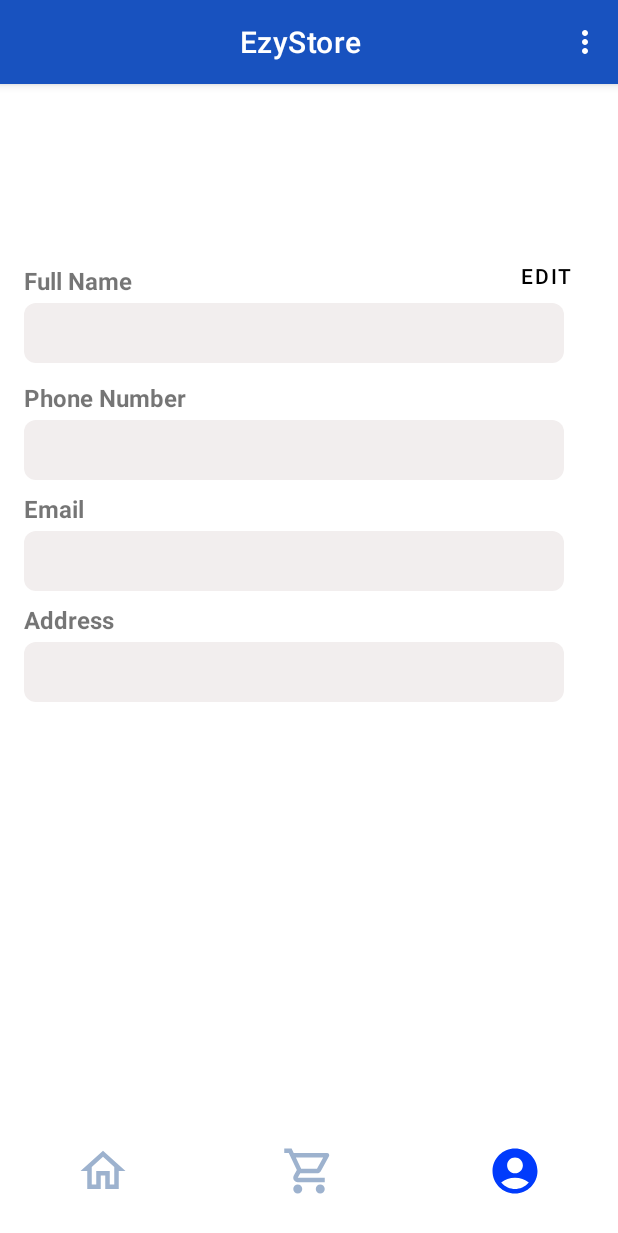
After one commit to Burakka1/EzyStore, an Android app: the Profile screen opened directly, with no data from a screen before it, on a phone screen of 412 x 824 dp. The commit adds this screen. Shown: the top 1233 px of the screen. Run offline under Robolectric (Android 15) with nearby library versions, the phone set to English and light mode, and no system bars; our stand-ins replace Firebase (no records; nobody signed in at launch, a user with empty details on screens opened directly).

Commit message:
Profil sayfası oluşturuldu

```diff
--- /dev/null
+++ b/app/src/main/java/com/example/ezystore/Profile.java
@@ -0,0 +1,228 @@
+package com.example.ezystore;
+
+import androidx.annotation.NonNull;
+import androidx.appcompat.app.AppCompatActivity;
+import androidx.appcompat.view.menu.MenuBuilder;
+import androidx.appcompat.view.menu.MenuPopupHelper;
+
+import android.content.Context;
+import android.content.Intent;
+import android.os.Bundle;
+import android.view.ContextThemeWrapper;
+import android.view.Menu;
+import android.view.MenuItem;
+import android.view.View;
+import android.widget.Button;
+import android.widget.EditText;
+import android.widget.ImageButton;
+import android.widget.TextView;
+
+import com.google.android.gms.tasks.OnFailureListener;
+import com.google.android.gms.tasks.OnSuccessListener;
+import com.google.firebase.auth.FirebaseAuth;
+import com.google.firebase.auth.FirebaseUser;
+import com.google.firebase.firestore.DocumentSnapshot;
+import com.google.firebase.firestore.FirebaseFirestore;
+import com.google.firebase.firestore.QuerySnapshot;
+
+import java.util.HashMap;
+import java.util.Map;
+
+public class Profile extends AppCompatActivity {
+
+    private TextView textFullName, textPhoneNumber, textEmail;
+    private EditText editFullName, editPhoneNumber, editEmail,editAdress;
+    private Button btnEdit, btnSave;
+    private ImageButton cart2,home2,profile;
+    private FirebaseFirestore db;
+    private FirebaseAuth mAuth;
+    private FirebaseUser currentUser;
+
+    @Override
+    protected void onCreate(Bundle savedInstanceState) {
+        super.onCreate(savedInstanceState);
+        setContentView(R.layout.activity_profile);
+        cart2 = findViewById(R.id.cart2);
+        home2 = findViewById(R.id.home2);
+        profile = findViewById(R.id.Profile);
+        textFullName = findViewById(R.id.textFullName);
+        textPhoneNumber = findViewById(R.id.textPhoneNumber);
+        textEmail = findViewById(R.id.textEmail);
+        editFullName = findViewById(R.id.editFullName);
+        editPhoneNumber = findViewById(R.id.editPhoneNumber);
+        editEmail = findViewById(R.id.editEmail);
+        editAdress = findViewById(R.id.editAddress);
+        btnEdit = findViewById(R.id.btnEdit);
+        btnSave = findViewById(R.id.btnSave);
+
+        // Firebase Firestore ve Auth örnekleri al
+        db = FirebaseFirestore.getInstance();
+        mAuth = FirebaseAuth.getInstance();
+        currentUser = mAuth.getCurrentUser();
+
+        invalidateOptionsMenu();
+        // Firestore'dan kullanıcının bilgilerini al ve EditText'lere yerleştir
+        if (currentUser != null) {
+            String userEmail = currentUser.getEmail();
+
+            db.collection("informations")
+                    .whereEqualTo("Email", userEmail)
+                    .get()
+                    .addOnSuccessListener(new OnSuccessListener<QuerySnapshot>() {
+                        @Override
+                        public void onSuccess(QuerySnapshot queryDocumentSnapshots) {
+                            if (!queryDocumentSnapshots.isEmpty()) {
+                                DocumentSnapshot documentSnapshot = queryDocumentSnapshots.getDocuments().get(0);
+                                String fullName = documentSnapshot.getString("FullName");
+                                String phoneNumber = documentSnapshot.getString("PhoneNumber");
+                                String email = documentSnapshot.getString("Email");
+                                String adress = documentSnapshot.getString("Adress");
+
+                                editFullName.setText(fullName);
+                                editPhoneNumber.setText(phoneNumber);
+                                editEmail.setText(email);
+                                editAdress.setText(adress);
+                            }
+                        }
+                    })
+                    .addOnFailureListener(new OnFailureListener() {
+                        @Override
+                        public void onFailure(@NonNull Exception e) {
+                            // Hata durumunda hata mesajı gösterebilirsiniz
+                        }
+                    });
+        }
+        home2.setOnClickListener(new View.OnClickListener() {
+            @Override
+            public void onClick(View view) {
+                Intent intent = new Intent(Profile.this, HomeScreen.class);
+                startActivity(intent);
+                finish();
+
+            }
+        });
+        cart2.setOnClickListener(new View.OnClickListener() {
+            @Override
+            public void onClick(View view) {
+                Intent intent = new Intent(Profile.this, Cart.class);
+                startActivity(intent);
+                finish();
+
+            }
+        });
+        btnEdit.setOnClickListener(new View.OnClickListener() {
+            @Override
+            public void onClick(View v) {
+                // Edit düğmesine tıklanınca EditText'lere düzenlenebilir hale gelir
+                btnSave.setVisibility(View.VISIBLE);
+                enableEditMode();
+            }
+        });
+
+        btnSave.setOnClickListener(new View.OnClickListener() {
+            @Override
+            public void onClick(View v) {
+                // Kaydet düğmesine tıklanınca EditText'teki bilgiler güncellenir ve tekrar devre dışı bırakılır
+                btnSave.setVisibility(View.INVISIBLE);
+                updateUserInfo();
+                disableEditMode();
+            }
+        });
+    }
+
+    @Override
+    public boolean onCreateOptionsMenu(Menu menu) {
+
+        getMenuInflater().inflate(R.menu.menu_main, menu);
+        return true;
+    }
+    @Override
+    public boolean onOptionsItemSelected(MenuItem item) {
+        int id = item.getItemId();
+
+        if (id == R.id.menu_item1) {
+            // Öğe 1'e tıklandığında yapılacak işlemler
+            return true;
+        } else if (id == R.id.menu_item2) {
+            Intent intent = new Intent(Profile.this, PasswordReset.class);
+            startActivity(intent);
+            finish();
+            return true;
+        } else if (id == R.id.menu_item3) {
+            Intent intent = new Intent(Profile.this, MainActivity.class);
+            startActivity(intent);
+            finish();
+            return true;
+        }
+
+        return super.onOptionsItemSelected(item);
+    }
+
+    private void enableEditMode() {
+        editFullName.setEnabled(true);
+        editPhoneNumber.setEnabled(true);
+        editEmail.setEnabled(true);
+        editAdress.setEnabled(true);
+    }
+
+    private void disableEditMode() {
+        editFullName.setEnabled(false);
+        editPhoneNumber.setEnabled(false);
+        editEmail.setEnabled(false);
+        editAdress.setEnabled(false);
+    }
+
+    private void updateUserInfo() {
+        // EditText'teki bilgileri al ve Firebase Firestore'e güncelleme yap
+        String updatedFullName = editFullName.getText().toString();
+        String updatedPhoneNumber = editPhoneNumber.getText().toString();
+        String updatedEmail = editEmail.getText().toString();
+        String updatedAdress = editAdress.getText().toString();
+
+        if (currentUser != null) {
+            String userEmail = currentUser.getEmail();
+
+            db.collection("informations")
+                    .whereEqualTo("Email", userEmail)
+                    .get()
+                    .addOnSuccessListener(new OnSuccessListener<QuerySnapshot>() {
+                        @Override
+                        public void onSuccess(QuerySnapshot queryDocumentSnapshots) {
+                            if (!queryDocumentSnapshots.isEmpty()) {
+                                DocumentSnapshot documentSnapshot = queryDocumentSnapshots.getDocuments().get(0);
+                                String documentId = documentSnapshot.getId();
+
+                                // Bilgileri güncelle
+                                Map<String, Object> updatedInfo = new HashMap<>();
+                                updatedInfo.put("FullName", updatedFullName);
+                                updatedInfo.put("PhoneNumber", updatedPhoneNumber);
+                                updatedInfo.put("Email", updatedEmail);
+                                updatedInfo.put("Email", updatedAdress);
+
+                                db.collection("informations")
+                                        .document(documentId)
+                                        .update(updatedInfo)
+                                        .addOnSuccessListener(new OnSuccessListener<Void>() {
+                                            @Override
+                                            public void onSuccess(Void aVoid) {
+                                                // Güncelleme işlemi başarılı olduğunda gerçekleştirilecek işlemler
+                                            }
+                                        })
+                                        .addOnFailureListener(new OnFailureListener() {
+                                            @Override
+                                            public void onFailure(@NonNull Exception e) {
+                                                // Hata durumunda hata mesajı gösterebilirsiniz
+                                            }
+                                        });
+                            }
+                        }
+                    })
+                    .addOnFailureListener(new OnFailureListener() {
+                        @Override
+                        public void onFailure(@NonNull Exception e) {
+                            // Hata durumunda hata mesajı gösterebilirsiniz
+                        }
+                    });
+        }
+    }
+}
--- /dev/null
+++ b/app/src/main/res/drawable/ic_baseline_more_vert_24.xml
@@ -0,0 +1,5 @@
+<vector android:height="24dp" android:tint="#000000"
+    android:viewportHeight="24" android:viewportWidth="24"
+    android:width="24dp" xmlns:android="http://schemas.android.com/apk/res/android">
+    <path android:fillColor="@android:color/white" android:pathData="M12,8c1.1,0 2,-0.9 2,-2s-0.9,-2 -2,-2 -2,0.9 -2,2 0.9,2 2,2zM12,10c-1.1,0 -2,0.9 -2,2s0.9,2 2,2 2,-0.9 2,-2 -0.9,-2 -2,-2zM12,16c-1.1,0 -2,0.9 -2,2s0.9,2 2,2 2,-0.9 2,-2 -0.9,-2 -2,-2z"/>
+</vector>
--- a/app/src/main/res/drawable/outline_shopping_cart_24.xml
+++ /dev/null
@@ -1,5 +0,0 @@
-<vector android:height="36dp" android:tint="#013BFC"
-    android:viewportHeight="24" android:viewportWidth="24"
-    android:width="36dp" xmlns:android="http://schemas.android.com/apk/res/android">
-    <path android:fillColor="@android:color/white" android:pathData="M15.55,13c0.75,0 1.41,-0.41 1.75,-1.03l3.58,-6.49c0.37,-0.66 -0.11,-1.48 -0.87,-1.48L5.21,4l-0.94,-2L1,2v2h2l3.6,7.59 -1.35,2.44C4.52,15.37 5.48,17 7,17h12v-2L7,15l1.1,-2h7.45zM6.16,6h12.15l-2.76,5L8.53,11L6.16,6zM7,18c-1.1,0 -1.99,0.9 -1.99,2S5.9,22 7,22s2,-0.9 2,-2 -0.9,-2 -2,-2zM17,18c-1.1,0 -1.99,0.9 -1.99,2s0.89,2 1.99,2 2,-0.9 2,-2 -0.9,-2 -2,-2z"/>
-</vector>
--- /dev/null
+++ b/app/src/main/res/drawable/selected_cart.xml
@@ -0,0 +1,5 @@
+<vector android:height="36dp" android:tint="#013BFC"
+    android:viewportHeight="24" android:viewportWidth="24"
+    android:width="36dp" xmlns:android="http://schemas.android.com/apk/res/android">
+    <path android:fillColor="@android:color/white" android:pathData="M7,18c-1.1,0 -1.99,0.9 -1.99,2S5.9,22 7,22s2,-0.9 2,-2 -0.9,-2 -2,-2zM1,2v2h2l3.6,7.59 -1.35,2.45c-0.16,0.28 -0.25,0.61 -0.25,0.96 0,1.1 0.9,2 2,2h12v-2L7.42,15c-0.14,0 -0.25,-0.11 -0.25,-0.25l0.03,-0.12 0.9,-1.63h7.45c0.75,0 1.41,-0.41 1.75,-1.03l3.58,-6.49c0.08,-0.14 0.12,-0.31 0.12,-0.48 0,-0.55 -0.45,-1 -1,-1L5.21,4l-0.94,-2L1,2zM17,18c-1.1,0 -1.99,0.9 -1.99,2s0.89,2 1.99,2 2,-0.9 2,-2 -0.9,-2 -2,-2z"/>
+</vector>
--- /dev/null
+++ b/app/src/main/res/drawable/selected_profile.xml
@@ -0,0 +1,5 @@
+<vector android:height="36dp" android:tint="#013BFC"
+    android:viewportHeight="24" android:viewportWidth="24"
+    android:width="36dp" xmlns:android="http://schemas.android.com/apk/res/android">
+    <path android:fillColor="@android:color/white" android:pathData="M12,2C6.48,2 2,6.48 2,12s4.48,10 10,10s10,-4.48 10,-10S17.52,2 12,2zM12,6c1.93,0 3.5,1.57 3.5,3.5S13.93,13 12,13s-3.5,-1.57 -3.5,-3.5S10.07,6 12,6zM12,20c-2.03,0 -4.43,-0.82 -6.14,-2.88C7.55,15.8 9.68,15 12,15s4.45,0.8 6.14,2.12C16.43,19.18 14.03,20 12,20z"/>
+</vector>
--- a/app/src/main/res/layout/activity_home_screen.xml
+++ b/app/src/main/res/layout/activity_home_screen.xml
@@ -60,7 +60,7 @@
      app:srcCompat="@drawable/ic_baseline_home_24" />
 
  <ImageButton
-     android:id="@+id/imageButton3"
+     android:id="@+id/Profile"
      android:layout_width="137dp"
      android:layout_height="71dp"
      android:layout_marginBottom="8dp"
--- /dev/null
+++ b/app/src/main/res/layout/activity_profile.xml
@@ -0,0 +1,170 @@
+<?xml version="1.0" encoding="utf-8"?>
+<androidx.constraintlayout.widget.ConstraintLayout
+    xmlns:android="http://schemas.android.com/apk/res/android"
+    xmlns:app="http://schemas.android.com/apk/res-auto"
+    xmlns:tools="http://schemas.android.com/tools"
+    android:layout_width="match_parent"
+    android:layout_height="match_parent">
+
+    <ImageButton
+        android:id="@+id/cart2"
+        android:layout_width="137dp"
+        android:layout_height="71dp"
+        android:layout_marginBottom="8dp"
+        android:backgroundTint="#FFFFFF"
+        app:layout_constraintBottom_toBottomOf="parent"
+        app:layout_constraintEnd_toEndOf="parent"
+        app:layout_constraintStart_toStartOf="parent"
+        app:srcCompat="@drawable/ic_outline_shopping_cart_24" />
+
+    <ImageButton
+        android:id="@+id/home2"
+        android:layout_width="137dp"
+        android:layout_height="71dp"
+        android:layout_marginBottom="8dp"
+        android:backgroundTint="#FFFFFF"
+        app:layout_constraintBottom_toBottomOf="parent"
+        app:layout_constraintStart_toStartOf="parent"
+        app:srcCompat="@drawable/ic_outline_home_24" />
+
+    <ImageButton
+        android:id="@+id/profile"
+        android:layout_width="137dp"
+        android:layout_height="71dp"
+        android:layout_marginBottom="8dp"
+        android:backgroundTint="#FFFFFF"
+        app:layout_constraintBottom_toBottomOf="parent"
+        app:layout_constraintEnd_toEndOf="parent"
+        app:srcCompat="@drawable/selected_profile" />
+
+    <Button
+        android:id="@+id/btnSave"
+        android:layout_width="0dp"
+        android:layout_height="wrap_content"
+        android:layout_marginStart="16dp"
+        android:layout_marginTop="24dp"
+        android:layout_marginEnd="16dp"
+        android:background="@drawable/button_rounded"
+        android:text="Kaydet"
+        android:visibility="invisible"
+        app:layout_constraintEnd_toEndOf="parent"
+        app:layout_constraintHorizontal_bias="0.0"
+        app:layout_constraintStart_toStartOf="parent"
+        app:layout_constraintTop_toBottomOf="@+id/editAddress" />
+
+    <TextView
+        android:id="@+id/textFullName"
+        android:layout_width="wrap_content"
+        android:layout_height="wrap_content"
+        android:layout_marginStart="16dp"
+        android:layout_marginTop="120dp"
+        android:text="Full Name"
+        android:textSize="16sp"
+        android:textStyle="bold"
+        app:layout_constraintStart_toStartOf="parent"
+        app:layout_constraintTop_toTopOf="parent" />
+
+    <Button
+        android:id="@+id/btnEdit"
+        android:layout_width="87dp"
+        android:layout_height="40dp"
+        android:layout_marginTop="108dp"
+        android:layout_marginEnd="4dp"
+        android:background="@android:color/transparent"
+        android:text="Edit"
+        android:textColor="@color/black"
+        app:layout_constraintEnd_toEndOf="parent"
+        app:layout_constraintHorizontal_bias="1.0"
+        app:layout_constraintStart_toEndOf="@+id/textFullName"
+        app:layout_constraintTop_toTopOf="parent" />
+
+    <EditText
+        android:id="@+id/editFullName"
+        android:layout_width="360dp"
+        android:layout_height="40dp"
+        android:layout_marginTop="4dp"
+        android:background="@drawable/rounded_corner"
+        android:enabled="false"
+        android:textSize="16sp"
+        android:textStyle="bold"
+        app:layout_constraintEnd_toEndOf="@+id/btnEdit"
+        app:layout_constraintHorizontal_bias="0.0"
+        app:layout_constraintStart_toStartOf="@+id/textFullName"
+        app:layout_constraintTop_toBottomOf="@+id/textFullName" />
+
+    <TextView
+        android:id="@+id/textPhoneNumber"
+        android:layout_width="wrap_content"
+        android:layout_height="wrap_content"
+        android:layout_marginTop="12dp"
+        android:text="Phone Number"
+        android:textSize="16sp"
+        android:textStyle="bold"
+        app:layout_constraintStart_toStartOf="@+id/textFullName"
+        app:layout_constraintTop_toBottomOf="@+id/editFullName" />
+
+    <EditText
+        android:id="@+id/editPhoneNumber"
+        android:layout_width="360dp"
+        android:layout_height="40dp"
+        android:layout_marginTop="4dp"
+        android:background="@drawable/rounded_corner"
+        android:enabled="false"
+        android:inputType="phone"
+        android:textSize="16sp"
+        app:layout_constraintEnd_toEndOf="@+id/editFullName"
+        app:layout_constraintHorizontal_bias="0.0"
+        app:layout_constraintStart_toStartOf="@+id/editFullName"
+        app:layout_constraintTop_toBottomOf="@+id/textPhoneNumber" />
+
+    <TextView
+        android:id="@+id/textEmail"
+        android:layout_width="wrap_content"
+        android:layout_height="wrap_content"
+        android:layout_marginTop="8dp"
+        android:text="Email"
+        android:textSize="16sp"
+        android:textStyle="bold"
+        app:layout_constraintStart_toStartOf="@+id/textFullName"
+        app:layout_constraintTop_toBottomOf="@+id/editPhoneNumber" />
+
+    <EditText
+        android:id="@+id/editEmail"
+        android:layout_width="360dp"
+        android:layout_height="40dp"
+        android:layout_marginTop="4dp"
+        android:background="@drawable/rounded_corner"
+        android:enabled="false"
+        android:inputType="textEmailAddress"
+        android:textSize="16sp"
+        app:layout_constraintEnd_toEndOf="@+id/editFullName"
+        app:layout_constraintHorizontal_bias="0.0"
+        app:layout_constraintStart_toStartOf="@+id/editFullName"
+        app:layout_constraintTop_toBottomOf="@+id/textEmail" />
+
+    <TextView
+        android:id="@+id/textAddress"
+        android:layout_width="wrap_content"
+        android:layout_height="wrap_content"
+        android:layout_marginTop="8dp"
+        android:text="Address"
+        android:textSize="16sp"
+        android:textStyle="bold"
+        app:layout_constraintStart_toStartOf="@+id/textFullName"
+        app:layout_constraintTop_toBottomOf="@+id/editEmail" />
+
+    <EditText
+        android:id="@+id/editAddress"
+        android:layout_width="360dp"
+        android:layout_height="40dp"
+        android:layout_marginTop="4dp"
+        android:background="@drawable/rounded_corner"
+        android:enabled="false"
+        android:inputType="textPostalAddress"
+        android:textSize="16sp"
+        app:layout_constraintEnd_toEndOf="@+id/editFullName"
+        app:layout_constraintHorizontal_bias="0.0"
+        app:layout_constraintStart_toStartOf="@+id/editFullName"
+        app:layout_constraintTop_toBottomOf="@+id/textAddress" />
+
+</androidx.constraintlayout.widget.ConstraintLayout>
--- /dev/null
+++ b/app/src/main/res/menu/menu_main.xml
@@ -0,0 +1,15 @@
+<?xml version="1.0" encoding="utf-8"?>
+<menu xmlns:android="http://schemas.android.com/apk/res/android"
+    xmlns:app="http://schemas.android.com/apk/res-auto">
+    <item
+
+        android:id="@+id/menu_item1"
+
+        android:title="Geçmiş Siparişlerim" />
+    <item
+        android:id="@+id/menu_item2"
+        android:title="Şifre Değiştir" />
+    <item
+        android:id="@+id/menu_item3"
+        android:title="Çıkış Yap" />
+</menu>
--- a/app/src/main/res/values-night/themes.xml
+++ b/app/src/main/res/values-night/themes.xml
@@ -16,8 +16,8 @@
     </style>
 
     <style name="CustomToolbar" parent="Widget.MaterialComponents.Toolbar">
-        <item name="android:background">@color/white</item>
-        <item name="titleTextColor">@color/blue</item>
+        <item name="android:background">#1852BF</item>
+        <item name="titleTextColor">@color/white</item>
         <item name="titleCentered">true</item>
         <item name="titleMarginStart">160dp</item>
     </style>
--- a/app/src/main/res/values/themes.xml
+++ b/app/src/main/res/values/themes.xml
@@ -12,13 +12,12 @@
         <!-- Status bar color. -->
         <item name="android:statusBarColor">?attr/colorPrimaryVariant</item>
 
-
         <item name="toolbarStyle">@style/CustomToolbar</item>
     </style>
 
     <style name="CustomToolbar" parent="Widget.MaterialComponents.Toolbar">
-        <item name="android:background">@color/white</item>
-        <item name="titleTextColor">@color/blue</item>
+        <item name="android:background">#1852BF</item>
+        <item name="titleTextColor">@color/white</item>
         <item name="titleCentered">true</item>
         <item name="titleMarginStart">160dp</item>
     </style>
```
Also changed, not shown: app/src/main/AndroidManifest.xml (+7 -0 lines), app/src/main/java/com/example/ezystore/Cart.java (+13 -2 lines), app/src/main/java/com/example/ezystore/HomeScreen.java (+10 -0 lines), app/src/main/res/layout/activity_cart.xml (+14 -11 lines).
